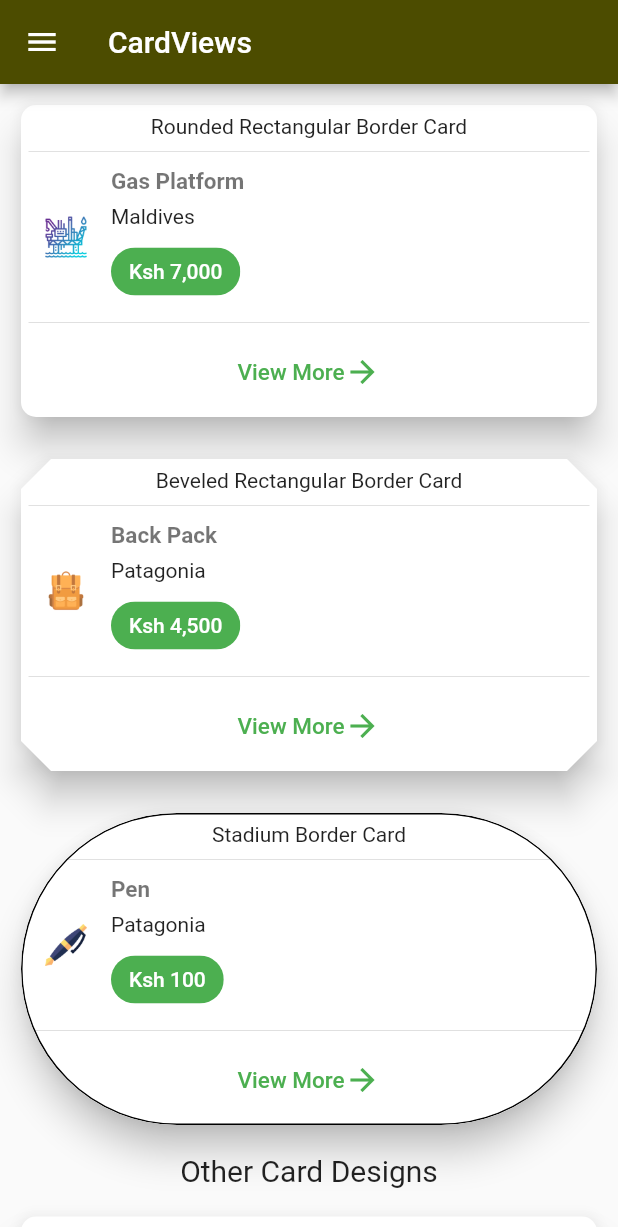
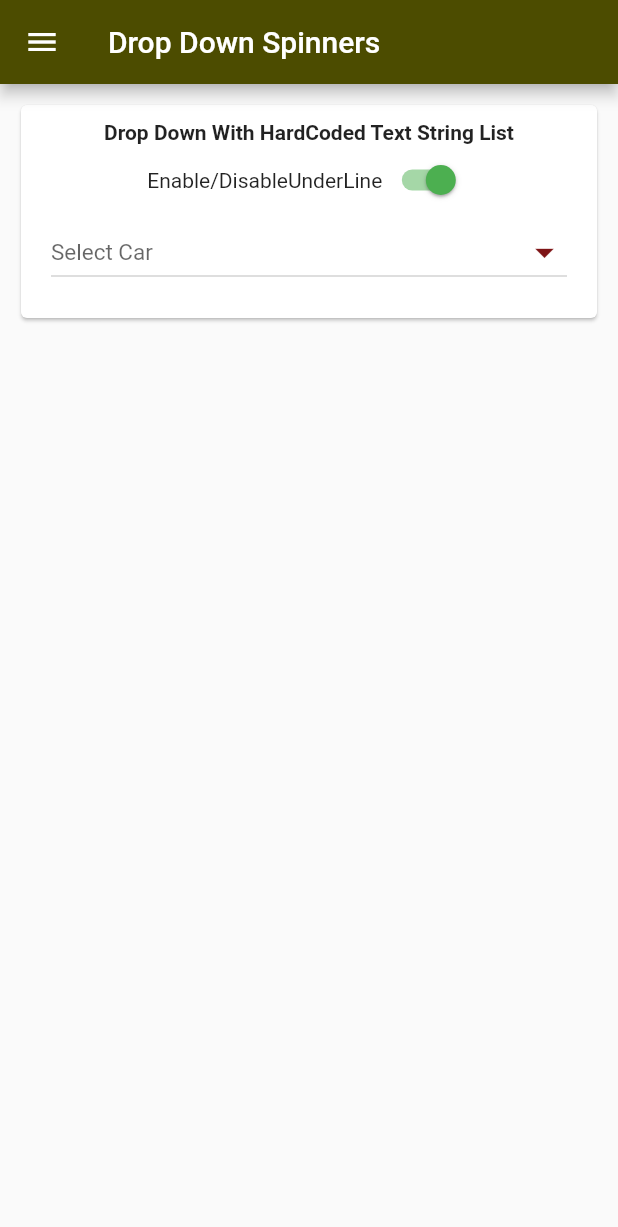
Before and after one commit to wincelee/master_learn_flutter, a Flutter app: the screen it shows after launch, on a phone screen of 412 x 824 dp. Shown: the top 1227 px of the screen. Run offline on Flutter 3.47's test engine with Material 2 defaults, Android fonts, the phone set to English and light mode, and no system bars; our stand-ins replace flutter_slidable, logger; Roboto replaces fonts that are missing (andada_pro).

Commit message:
12:09am 18th Friday 2022 Feb Hp

```diff
--- a/lib/main.dart
+++ b/lib/main.dart
@@ -1,4 +1,3 @@
-import 'package:device_preview_screenshot/device_preview_screenshot.dart';
 import 'package:flutter/cupertino.dart';
 import 'package:flutter/foundation.dart';
 import 'package:flutter/material.dart';
@@ -6,6 +5,7 @@ import 'package:flutter/services.dart';
 import 'package:master_learn/classes/config.dart';
 import 'package:master_learn/screens/card_views.dart';
 import 'package:master_learn/screens/cupertino_screen.dart';
+import 'package:master_learn/screens/drop_down_spinners.dart';
 import 'package:master_learn/screens/fetch_lists_grids.dart';
 import 'package:master_learn/screens/logins.dart';
 import 'package:master_learn/screens/snack_bars.dart';
@@ -18,19 +18,18 @@ Future main() async {
     yield LicenseEntryWithLineBreaks(['fonts'], license);
   });
 
-  runApp(DevicePreview(
-      tools: const [
-        ...DevicePreview.defaultTools,
-        DevicePreviewScreenshot(),
-      ],
-      enabled: !kReleaseMode, builder: (context) => const MyApp()));
+  // runApp(DevicePreview(
+  //     tools: const [
+  //       ...DevicePreview.defaultTools,
+  //       DevicePreviewScreenshot(),
+  //     ],
+  //     enabled: !kReleaseMode, builder: (context) => const MyApp()));
 
-  //runApp(const MyApp());
+  runApp(const MyApp());
 }
 
-
 class MyApp extends StatelessWidget {
-  final String startPage = "cardViews";
+  final String startPage = "dropDowns";
   final bool isMaterialApp = true;
 
   const MyApp({Key? key}) : super(key: key);
@@ -53,8 +52,10 @@ class MyApp extends StatelessWidget {
               return const CardViews();
             } else if (Config().equalsIgnoreCase(startPage, "snackBars")) {
               return const SnackBars();
-            }else if (Config().equalsIgnoreCase(startPage, "listsGrids")) {
+            } else if (Config().equalsIgnoreCase(startPage, "listsGrids")) {
               return const FetchListsGrids();
+            }else if (Config().equalsIgnoreCase(startPage, "dropDowns")) {
+              return const DropDownSpinners(title: "Drop Down Spinners");
             }
             return const FetchListsGrids();
           }));
--- a/lib/navigation_drawer.dart
+++ b/lib/navigation_drawer.dart
@@ -1,6 +1,7 @@
 import 'package:flutter/material.dart';
 import 'package:master_learn/screens/card_views.dart';
 import 'package:master_learn/screens/cupertino_screen.dart';
+import 'package:master_learn/screens/drop_down_spinners.dart';
 import 'package:master_learn/screens/fetch_lists_grids.dart';
 import 'package:master_learn/screens/logins.dart';
 import 'package:master_learn/screens/snack_bars.dart';
@@ -48,6 +49,12 @@ class NavigationDrawer extends StatelessWidget {
               onTap: () => Navigator.of(context).pushReplacement(
                   MaterialPageRoute(
                       builder: (BuildContext context) => const CupertinoScreen()))),
+          createDrawerBodyItem(
+              icon: Icons.arrow_drop_down_circle_rounded,
+              text: 'Drop Down Spinners',
+              onTap: () => Navigator.of(context).pushReplacement(
+                  MaterialPageRoute(
+                      builder: (BuildContext context) => const DropDownSpinners(title: "Drop Down Spinners",)))),
           const Divider(),
           createDrawerBodyItem(
               icon: Icons.notifications_active, text: 'Notifications'),
--- /dev/null
+++ b/lib/screens/drop_down_spinners.dart
@@ -0,0 +1,172 @@
+import 'package:flutter/material.dart';
+import 'package:master_learn/classes/config.dart';
+import 'package:master_learn/navigation_drawer.dart';
+
+class DropDownSpinners extends StatefulWidget {
+  final String title;
+
+  const DropDownSpinners({Key? key, required this.title}) : super(key: key);
+
+  @override
+  _DropDownSpinnersState createState() => _DropDownSpinnersState();
+}
+
+class _DropDownSpinnersState extends State<DropDownSpinners> {
+  List<String> itemList = [
+    "Bugatti",
+    "BMW",
+    "Mercedes",
+    "Audi",
+    "Volvo",
+    "Toyota",
+    "Nissan",
+    "Renault",
+    "Mazda",
+    "Subaru",
+    "Hyundai"
+  ];
+
+  String? selectedValue;
+
+  bool enableDisableUnderline = true;
+  bool enableDisableDecoration = false;
+  bool enableDisableBorderRadius = false;
+
+  @override
+  Widget build(BuildContext context) {
+    return Scaffold(
+      appBar: AppBar(
+        backgroundColor: const Color(0xff4c4c00),
+        title: Text(widget.title),
+      ),
+      drawer: const NavigationDrawer(),
+      body: SingleChildScrollView(
+        child: Column(
+          children: [
+            Container(
+              width: double.infinity,
+              margin: const EdgeInsets.all(5),
+              padding: const EdgeInsets.all(5),
+              child: Card(
+                  child: Column(
+                children: [
+                  Container(
+                      width: double.infinity,
+                      padding:
+                          const EdgeInsets.only(left: 10, right: 10, top: 10),
+                      child: const Center(
+                        child:
+                            Text("Drop Down With HardCoded Text String List",
+                            style: TextStyle(
+                              fontWeight: FontWeight.bold,
+                            ),),
+                      )),
+                  Container(
+                      width: double.infinity,
+                      padding: const EdgeInsets.only(left: 10, right: 10),
+                      child: Row(
+                        mainAxisSize: MainAxisSize.max,
+                        mainAxisAlignment: MainAxisAlignment.center,
+                        children: [
+                          const Text("Enable/DisableUnderLine"),
+                          Switch(
+                            value: enableDisableUnderline,
+                            onChanged: (bool value) {
+                              setState(() {
+                                enableDisableUnderline = value;
+                                enableDisableDecoration = false;
+                                enableDisableBorderRadius = false;
+                              });
+                            },
+                          ),
+                        ],
+                      )),
+                  Visibility(
+                      visible: !enableDisableUnderline,
+                    child: Container(
+                      width: double.infinity,
+                      padding: const EdgeInsets.only(left: 10, right: 10),
+                      child: Row(
+                        mainAxisSize: MainAxisSize.max,
+                        mainAxisAlignment: MainAxisAlignment.center,
+                        children: [
+                          const Text("Enable/DisableDecoration"),
+                          Switch(
+                            value: enableDisableDecoration,
+                            onChanged: (bool value) {
+                              setState(() {
+                                enableDisableDecoration = value;
+                              });
+                            },
+                          ),
+                        ],
+                      )),),
+                  Visibility(
+                    visible: enableDisableDecoration,
+                    child: Container(
+                      width: double.infinity,
+                      padding: const EdgeInsets.only(left: 10, right: 10),
+                      child: Row(
+                        mainAxisSize: MainAxisSize.max,
+                        mainAxisAlignment: MainAxisAlignment.center,
+                        children: [
+                          const Text("Enable/DisableBorderRadius"),
+                          Switch(
+                            value: enableDisableBorderRadius,
+                            onChanged: (bool value) {
+                              setState(() {
+                                enableDisableBorderRadius = value;
+                              });
+                            },
+                          ),
+                        ],
+                      ),),),
+                  Container(
+                    width: double.infinity,
+                    margin:
+                        const EdgeInsets.only(left: 10, right: 10),
+                    padding: const EdgeInsets.only(left: 10, right: 10),
+                    decoration: enableDisableDecoration
+                        ? BoxDecoration(
+                            border: Border.all(color: Colors.grey, width: 0.5),
+                    borderRadius: enableDisableBorderRadius ? BorderRadius.circular(15): null)
+                        : null,
+                    child: Center(
+                        child: DropdownButton(
+                      hint: const Text("Select Car"),
+                      // you can add drop down color
+                      dropdownColor: Colors.grey[100],
+                      // set up your end icon here
+                      icon: const Icon(
+                        Icons.arrow_drop_down_sharp,
+                        color: Config.primaryColor,
+                      ),
+                      iconSize: 30,
+                      underline: !enableDisableUnderline ? const SizedBox() : null,
+                      isExpanded: true,
+                      style: const TextStyle(color: Colors.black, fontSize: 15),
+                      value: selectedValue,
+                      onChanged: (onChangedValue) {
+                        setState(() {
+                          selectedValue = onChangedValue.toString();
+                        });
+                      },
+                      items: itemList
+                          .map((selectedValue) => DropdownMenuItem(
+                              child: Text(selectedValue), value: selectedValue))
+                          .toList(),
+                    )),
+                  ),
+                  Container(
+                    width: double.infinity,
+                    margin: const EdgeInsets.only(left: 10, right: 10, top: 10, bottom: 10),
+                    child: selectedValue != null ? Center(child: Text("Selected Car Is: $selectedValue")) : null)
+                ],
+              )),
+            )
+          ],
+        ),
+      ),
+    );
+  }
+}
```
Also changed, not shown: lib/references/column_rows/ColumnStretchAndAsRow.png (renamed from lib/references/ColumnsRows/ColumnStretchAndAsRow.png), lib/references/column_rows/ColumnsMatchParentWrapContent.png (renamed from lib/references/ColumnsRows/ColumnsMatchParentWrapContent.png), lib/references/column_rows/RowColumnWeights.png (renamed from lib/references/ColumnsRows/RowColumnWeights.png), lib/references/column_rows/RowStretchAndAsColumn.png (renamed from lib/references/ColumnsRows/RowStretchAndAsColumn.png), lib/references/column_rows/RowsColumnsMatchParentWrapContent.png (renamed from lib/references/ColumnsRows/RowsColumnsMatchParentWrapContent.png), lib/references/column_rows/RowsMatchParentWrapContent.png (renamed from lib/references/ColumnsRows/RowsMatchParentWrapContent.png), lib/references/font_family_weights/font_family_weights.png (added), 3 other files.
